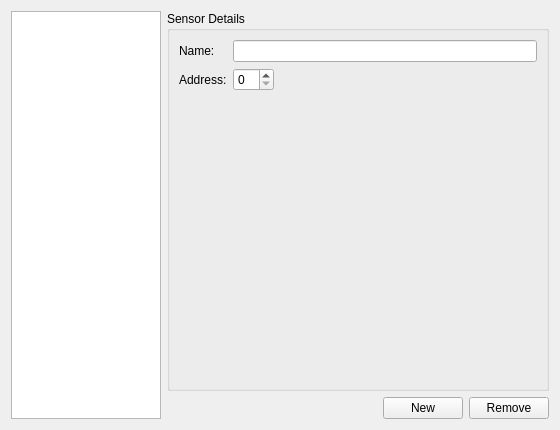
jehrichs/des-control, file sensorsettings.ui: the form before one commit.
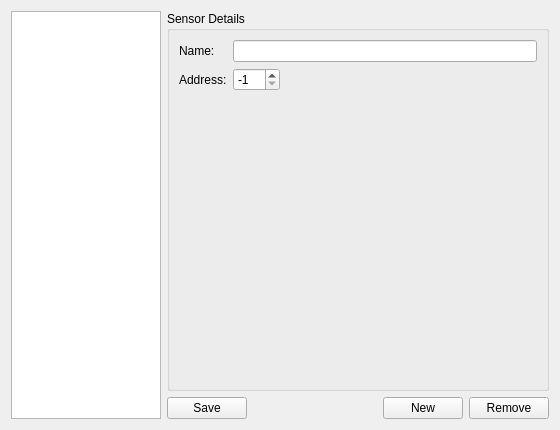
The form after the commit.

The edit to the form file:
```diff
--- a/sensorsettings.ui
+++ b/sensorsettings.ui
@@ -59,13 +59,30 @@
          </widget>
         </item>
         <item row="2" column="1">
-         <widget class="QSpinBox" name="spinBoxAddress"/>
+         <widget class="QSpinBox" name="spinBoxAddress">
+          <property name="minimum">
+           <number>-1</number>
+          </property>
+          <property name="maximum">
+           <number>999</number>
+          </property>
+          <property name="value">
+           <number>-1</number>
+          </property>
+         </widget>
         </item>
        </layout>
       </widget>
      </item>
      <item>
       <layout class="QHBoxLayout" name="horizontalLayout">
+       <item>
+        <widget class="QPushButton" name="buttonSave">
+         <property name="text">
+          <string>Save</string>
+         </property>
+        </widget>
+       </item>
        <item>
         <spacer name="horizontalSpacer">
          <property name="orientation">
```
Left out of the diff: 72 changed lines with no effect on the pictures.
